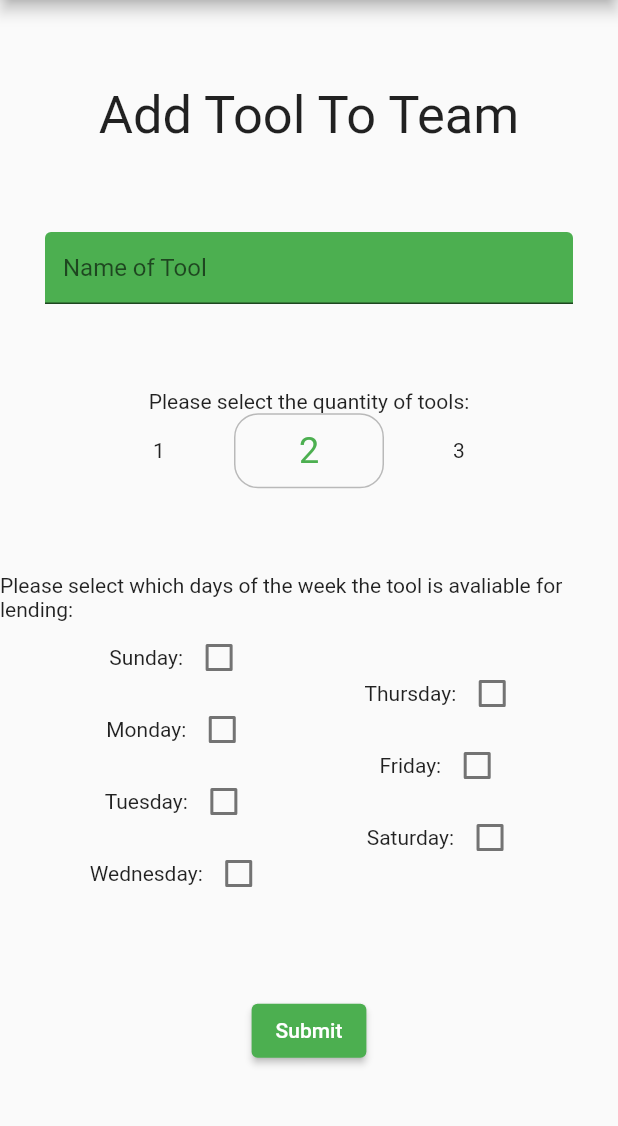
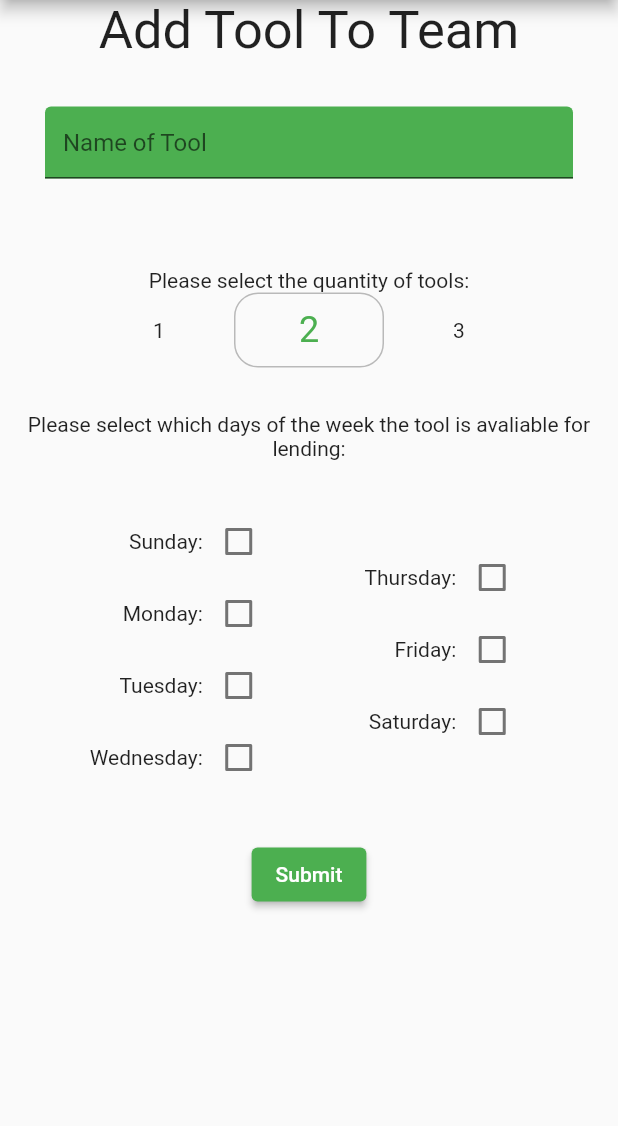
Before and after one commit to mscott999/Tool-Share, a Flutter app: the AddToolView screen opened directly, on a phone screen of 412 x 824 dp, the part 84-1210 px from its top. Run offline on Flutter 3.47's test engine with Material 2 defaults, Android fonts, the phone set to English and light mode, and no system bars; drawn by our look-alikes of numberpicker; our stand-ins replace google_maps_flutter.

Commit message:
AddTool Improved.

```diff
--- a/lib/model/Team.dart
+++ b/lib/model/Team.dart
@@ -25,6 +25,7 @@ class Team {
 
   void addTool(Tool tool) {
     _toolList.add(tool);
+    print(_toolList.toString());
   }
 
   int compareTo(Team team) {
--- a/lib/view/AddToolView.dart
+++ b/lib/view/AddToolView.dart
@@ -11,12 +11,16 @@ class _AddToolViewState extends State<AddToolView> {
   Widget build(BuildContext context) {
     return Scaffold(
       appBar: AppBar(title: const Text('Tool Share')),
-      body: Column(mainAxisAlignment: MainAxisAlignment.spaceEvenly, children: [
+      body: SingleChildScrollView(
+        child:
+            Column(mainAxisAlignment: MainAxisAlignment.spaceEvenly, children: [
           const Text('Add Tool To Team', style: TextStyle(fontSize: 35)),
           Padding(
-          padding: EdgeInsets.symmetric(vertical: 0, horizontal: 30),
+            padding: const EdgeInsets.symmetric(vertical: 30, horizontal: 30),
             child: TextField(
-            onChanged: (String string) {},
+              onChanged: (String string) {
+                AddToolViewModel.setTargetName(string);
+              },
               decoration: const InputDecoration(
                 hintText: 'Name of Tool',
                 filled: true,
@@ -25,10 +29,10 @@ class _AddToolViewState extends State<AddToolView> {
             ),
           ),
           Padding(
-          padding: EdgeInsets.symmetric(),
+            padding: const EdgeInsets.symmetric(vertical: 30),
             child: Column(
               children: [
-              Text('Please select the quantity of tools:'),
+                const Text('Please select the quantity of tools:'),
                 NumberPicker(
                   value: AddToolViewModel.getTargetQuantity(),
                   minValue: 1,
@@ -47,22 +51,23 @@ class _AddToolViewState extends State<AddToolView> {
               ],
             ),
           ),
+          const Text(
+            'Please select which days of the week the tool is avaliable for lending:',
+            textAlign: TextAlign.center,
+          ),
           Padding(
-          padding: EdgeInsets.symmetric(),
-          child: Column(
-            children: [
-              Text(
-                  'Please select which days of the week the tool is avaliable for lending:'),
-              Row(
+            padding: const EdgeInsets.symmetric(vertical: 30),
+            child: Row(
               mainAxisAlignment: MainAxisAlignment.spaceEvenly,
               children: [
                 Column(
                   mainAxisAlignment: MainAxisAlignment.spaceEvenly,
+                  crossAxisAlignment: CrossAxisAlignment.end,
                   children: [
                     Row(
                       mainAxisAlignment: MainAxisAlignment.spaceEvenly,
                       children: [
-                          Text('Sunday:'),
+                        const Text('Sunday:'),
                         Checkbox(
                             tristate: false,
                             value: AddToolViewModel.getTargetSunday(),
@@ -75,7 +80,7 @@ class _AddToolViewState extends State<AddToolView> {
                     Row(
                       mainAxisAlignment: MainAxisAlignment.spaceEvenly,
                       children: [
-                          Text('Monday:'),
+                        const Text('Monday:'),
                         Checkbox(
                             tristate: false,
                             value: AddToolViewModel.getTargetMonday(),
@@ -88,7 +93,7 @@ class _AddToolViewState extends State<AddToolView> {
                     Row(
                       mainAxisAlignment: MainAxisAlignment.spaceEvenly,
                       children: [
-                          Text('Tuesday:'),
+                        const Text('Tuesday:'),
                         Checkbox(
                             tristate: false,
                             value: AddToolViewModel.getTargetTuesday(),
@@ -101,14 +106,13 @@ class _AddToolViewState extends State<AddToolView> {
                     Row(
                       mainAxisAlignment: MainAxisAlignment.spaceEvenly,
                       children: [
-                          Text('Wednesday:'),
+                        const Text('Wednesday:'),
                         Checkbox(
                             tristate: false,
                             value: AddToolViewModel.getTargetWednesday(),
                             onChanged: (value) {
                               setState(() =>
-                                    AddToolViewModel.setTargetWednesday(
-                                        value!));
+                                  AddToolViewModel.setTargetWednesday(value!));
                             }),
                       ],
                     ),
@@ -116,11 +120,12 @@ class _AddToolViewState extends State<AddToolView> {
                 ),
                 Column(
                   mainAxisAlignment: MainAxisAlignment.spaceEvenly,
+                  crossAxisAlignment: CrossAxisAlignment.end,
                   children: [
                     Row(
                       mainAxisAlignment: MainAxisAlignment.spaceEvenly,
                       children: [
-                          Text('Thursday:'),
+                        const Text('Thursday:'),
                         Checkbox(
                             tristate: false,
                             value: AddToolViewModel.getTargetThursday(),
@@ -133,7 +138,7 @@ class _AddToolViewState extends State<AddToolView> {
                     Row(
                       mainAxisAlignment: MainAxisAlignment.spaceEvenly,
                       children: [
-                          Text('Friday:'),
+                        const Text('Friday:'),
                         Checkbox(
                             tristate: false,
                             value: AddToolViewModel.getTargetFriday(),
@@ -146,7 +151,7 @@ class _AddToolViewState extends State<AddToolView> {
                     Row(
                       mainAxisAlignment: MainAxisAlignment.spaceEvenly,
                       children: [
-                          Text('Saturday:'),
+                        const Text('Saturday:'),
                         Checkbox(
                             tristate: false,
                             value: AddToolViewModel.getTargetSaturday(),
@@ -160,17 +165,16 @@ class _AddToolViewState extends State<AddToolView> {
                 ),
               ],
             ),
-            ],
-          ),
           ),
           Padding(
-            padding: EdgeInsets.symmetric(),
+              padding: const EdgeInsets.symmetric(),
               child: ElevatedButton(
-                child: Text('Submit'),
+                  child: const Text('Submit'),
                   onPressed: () {
                     AddToolViewModel.attemptAdd(context);
                   })),
         ]),
+      ),
     );
   }
 }
```
Also changed, not shown: lib/viewmodel/AddToolViewModel.dart (+42 -2 lines). Lines whose indentation alone changed are shown as unchanged.
